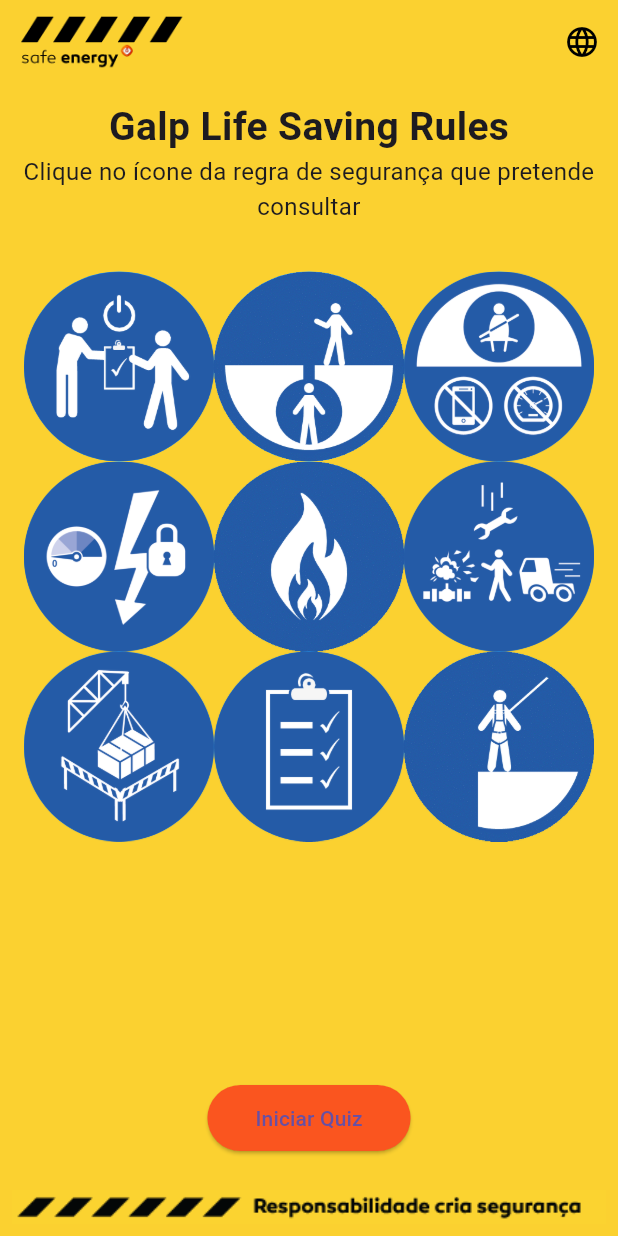
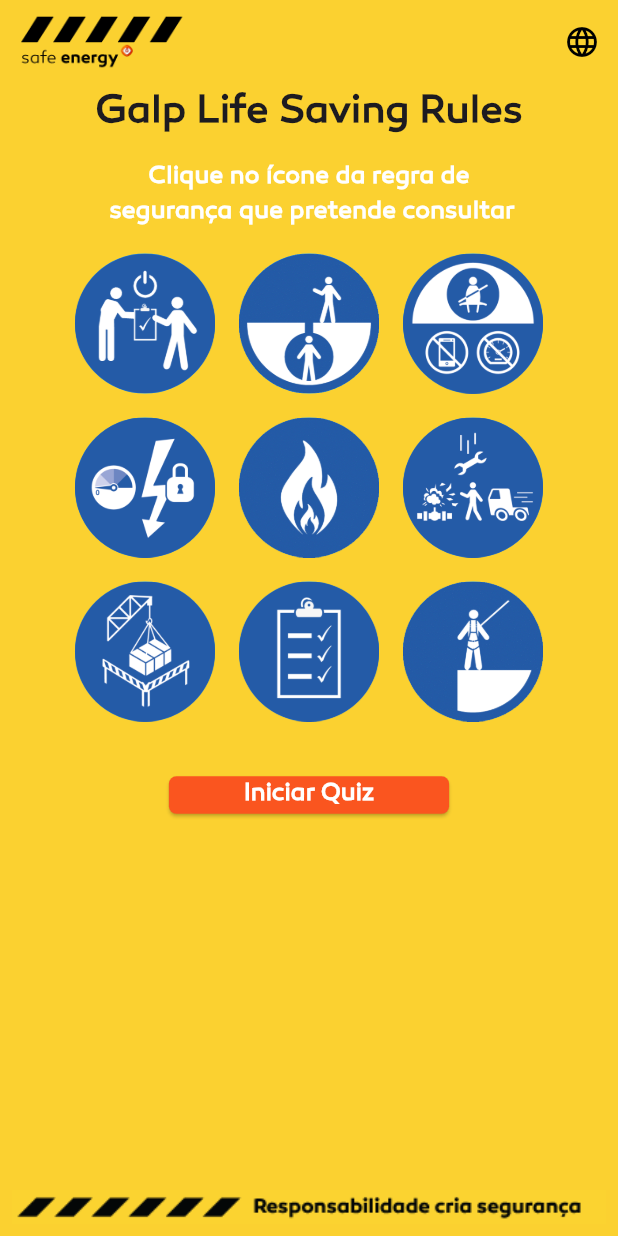
Before and after one commit to migueldosantos1/app_galp, a Flutter app: the screen it shows after launch, on a phone screen of 412 x 824 dp. Run offline on Flutter 3.47's test engine with Material 3 defaults, Android fonts, the phone set to English and light mode, and no system bars.

Commit message:
home page quase terminada, melhorei a grid, puxei o botão do quiz para cima e adicionei a fonte nova; na home page falta o botão do termos e condições

```diff
--- a/lib/main.dart
+++ b/lib/main.dart
@@ -12,7 +12,7 @@ class MyApp extends StatelessWidget {
   Widget build(BuildContext context) {
     return MaterialApp(
       debugShowCheckedModeBanner: false,
-      title: 'Galp App',
+      title: 'Galp Life Saving Rules',
       home: HomePage(),
     );
   }
--- a/lib/views/pages/home_page.dart
+++ b/lib/views/pages/home_page.dart
@@ -44,23 +44,36 @@ class HomePage extends StatelessWidget {
       backgroundColor: Color(0xFFFBD130),
       appBar: AppbarWidget(),
       bottomNavigationBar: NavbarWidget(),
-      body: Column(
+      body: SingleChildScrollView(
+        child: Column(
           children: [
-          SizedBox(height: 10),
             Text(
               'Galp Life Saving Rules',
-            style: TextStyle(fontSize: 26, fontWeight: FontWeight.bold),
+              style: TextStyle(
+                fontSize: 26,
+                fontWeight: FontWeight.bold,
+                fontFamily: 'CanaroBook',
               ),
+            ),
+            SizedBox(height: 14),
             Text(
-            'Clique no ícone da regra de segurança que pretende consultar',
-            style: TextStyle(fontSize: 16),
+              'Clique no ícone da regra de \n segurança que pretende consultar',
+              style: TextStyle(
+                fontSize: 16,
+                color: Colors.white,
+                fontFamily: 'CanaroBook',
+                fontWeight: FontWeight.bold,
+              ),
               textAlign: TextAlign.center,
             ),
             SizedBox(height: 16),
-          Expanded(
-            child: GridView.count(
+            GridView.count(
               crossAxisCount: 3,
-              padding: EdgeInsets.all(16),
+              padding: EdgeInsets.only(left: 50, right: 50),
+              crossAxisSpacing: 16,
+              mainAxisSpacing: 16,
+              shrinkWrap: true,
+              physics: NeverScrollableScrollPhysics(),
               children: List.generate(iconPaths.length, (index) {
                 return GestureDetector(
                   onTap: () {
@@ -73,24 +86,39 @@ class HomePage extends StatelessWidget {
                   },
                   child: CircleAvatar(
                     backgroundColor: Colors.blue,
-                    radius: 40,
-                    child: Image.asset(iconPaths[index], fit: BoxFit.cover),
+                    radius: 35,
+                    child: Image.asset(
+                      iconPaths[index],
+                      fit: BoxFit.cover,
+                    ),
                   ),
                 );
               }),
             ),
-          ),
+            SizedBox(height: 25),
             ElevatedButton(
               onPressed: () {},
               style: ElevatedButton.styleFrom(
                 backgroundColor: const Color(0xFFFa551F),
-              padding: EdgeInsets.symmetric(horizontal: 32, vertical: 12),
+                padding: EdgeInsets.symmetric(horizontal: 50),
+                minimumSize: Size(40, 25),
+                shape: RoundedRectangleBorder(
+                  borderRadius: BorderRadius.circular(5),
                 ),
-            child: Text('Iniciar Quiz'),
               ),
-          SizedBox(height: 16),
+              child: Text(
+                'Iniciar Quiz',
+                style: TextStyle(
+                  color: Colors.white,
+                  fontFamily: 'CanaroBook',
+                  fontWeight: FontWeight.bold,
+                  fontSize: 16,
+                ),
+              ),
+            ),
           ],
         ),
+      )
     );
   }
 }
--- a/pubspec.yaml
+++ b/pubspec.yaml
@@ -27,3 +27,7 @@ flutter:
     - family: VerdanaPro
       fonts:
         - asset: assets/fonts/verdana.ttf
+
+    - family: CanaroBook
+      fonts:
+        - asset: assets/fonts/Canaro-Book.ttf
```
Also changed, not shown: assets/fonts/Canaro-Book.ttf (added). Lines whose indentation alone changed are shown as unchanged.
